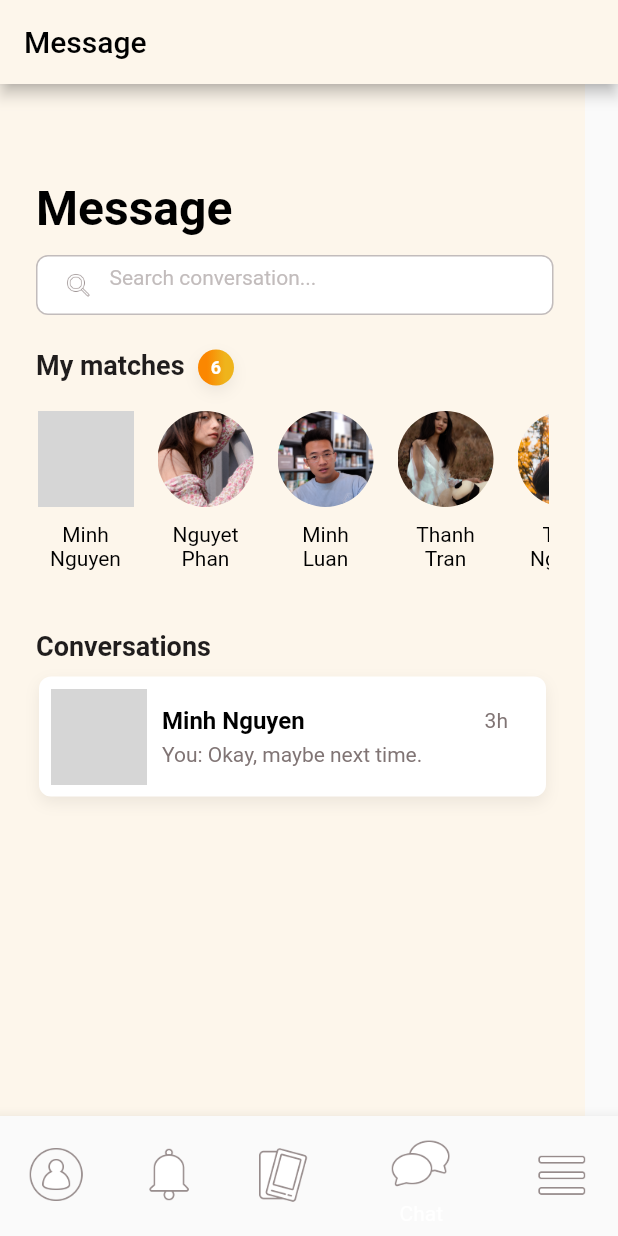
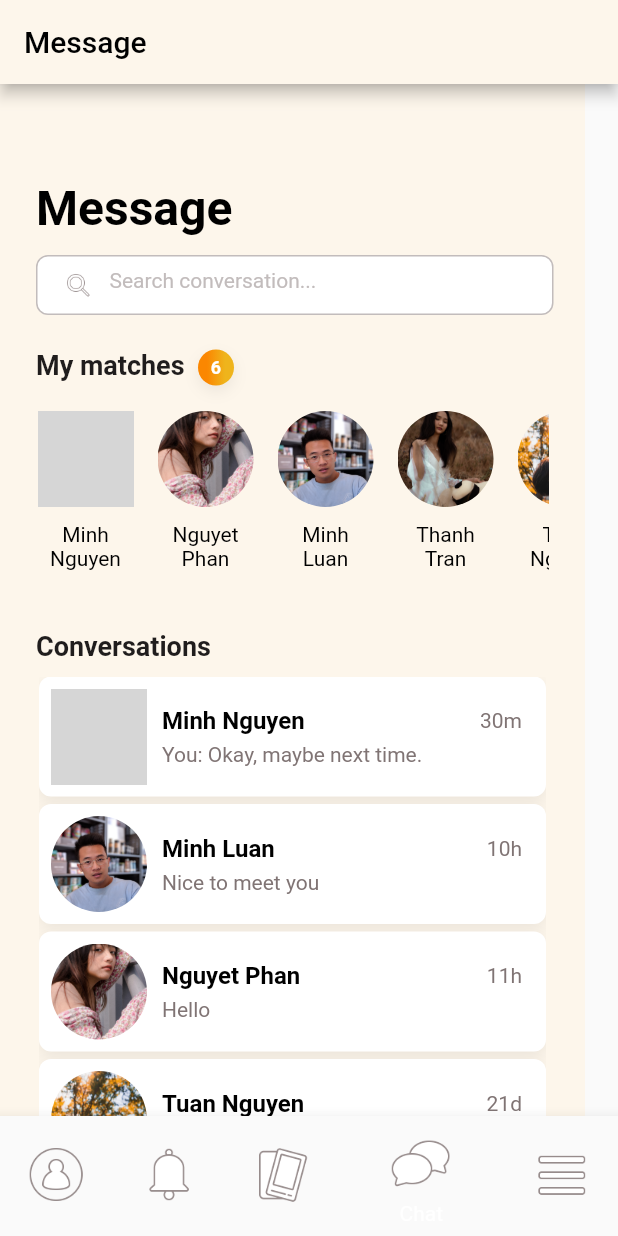
Before and after one commit to PhatDinh/Recontre-App, a Flutter app: the screen it shows after launch, item 4 of the bottom bar chosen, on a phone screen of 412 x 824 dp. Run offline on Flutter 3.47's test engine with Material 2 defaults, Android fonts, the phone set to English and light mode, and no system bars; our stand-ins replace carousel_slider; grey boxes are pictures that could not be loaded.

Commit message:
Update messageList_screen.dart

```diff
--- a/lib/screens/messageList_screen.dart
+++ b/lib/screens/messageList_screen.dart
@@ -1,4 +1,119 @@
 import 'package:flutter/material.dart';
+
+class MatchPeople extends StatelessWidget {
+  final String imagePath;
+  final String name;
+
+  const MatchPeople({Key? key, required this.imagePath, required this.name})
+      : super(key: key);
+
+  @override
+  Widget build(BuildContext context) {
+    return Column(mainAxisSize: MainAxisSize.min, children: <Widget>[
+      CircleAvatar(
+        radius: 32,
+        backgroundImage: AssetImage(imagePath),
+        backgroundColor: Colors.transparent,
+      ),
+      const SizedBox(height: 10),
+      SizedBox(
+        width: 64,
+        child: Text(name,
+            style: const TextStyle(
+                decoration: TextDecoration.none,
+                fontSize: 14,
+                fontFamily: 'Roboto',
+                color: Colors.black,
+                fontWeight: FontWeight.normal),
+            textAlign: TextAlign.center),
+      ),
+    ]);
+  }
+}
+
+class Conversation extends StatelessWidget {
+  final String imagePath;
+  final String name;
+  final String latestMesssage;
+  final String time;
+
+  const Conversation(
+      {Key? key,
+      required this.imagePath,
+      required this.name,
+      required this.latestMesssage,
+      required this.time})
+      : super(key: key);
+
+  @override
+  Widget build(BuildContext context) {
+    // Person 1
+    return Container(
+      decoration: const BoxDecoration(
+        borderRadius: BorderRadius.only(
+          topLeft: Radius.circular(8),
+          topRight: Radius.circular(8),
+          bottomLeft: Radius.circular(8),
+          bottomRight: Radius.circular(8),
+        ),
+        boxShadow: [
+          BoxShadow(
+              color: Color.fromRGBO(48, 41, 41, 0.08),
+              offset: Offset(0, 4),
+              blurRadius: 8)
+        ],
+        color: Color.fromRGBO(255, 255, 255, 1),
+      ),
+      padding: const EdgeInsets.symmetric(horizontal: 8, vertical: 8),
+      child: Row(mainAxisSize: MainAxisSize.min, children: <Widget>[
+        CircleAvatar(
+          radius: 32,
+          backgroundImage: AssetImage(imagePath),
+          backgroundColor: Colors.transparent,
+        ),
+        const SizedBox(height: 20, width: 10),
+        Column(
+          crossAxisAlignment: CrossAxisAlignment.start,
+          mainAxisSize: MainAxisSize.min,
+          children: <Widget>[
+            // Name
+            SizedBox(
+              width: 240,
+              child: Row(
+                  mainAxisAlignment: MainAxisAlignment.spaceBetween,
+                  children: <Widget>[
+                    Text(name,
+                        style: const TextStyle(
+                            decoration: TextDecoration.none,
+                            fontSize: 16,
+                            fontFamily: 'Roboto',
+                            color: Colors.black,
+                            fontWeight: FontWeight.bold)),
+                    Text(time,
+                        style: const TextStyle(
+                            decoration: TextDecoration.none,
+                            fontSize: 14,
+                            fontFamily: 'Roboto',
+                            color: Color.fromRGBO(128, 116, 116, 1),
+                            fontWeight: FontWeight.normal)),
+                  ]),
+            ),
+
+            const SizedBox(height: 5),
+            // Latest message
+            Text(latestMesssage,
+                style: const TextStyle(
+                    decoration: TextDecoration.none,
+                    fontSize: 14,
+                    fontFamily: 'Roboto',
+                    color: Color.fromRGBO(128, 116, 116, 1),
+                    fontWeight: FontWeight.normal)),
+          ],
+        ),
+      ]),
+    );
+  }
+}
 
 class MessagelistWidget extends StatefulWidget {
   @override
@@ -34,8 +149,8 @@ class _MessagelistWidgetState extends State<MessagelistWidget> {
               top: 114,
               left: 24,
               child: Container(
+                height: 40,
                 width: 345,
-                height: 40,
                 decoration: BoxDecoration(
                   borderRadius: const BorderRadius.only(
                     topLeft: Radius.circular(8),
@@ -52,11 +167,12 @@ class _MessagelistWidgetState extends State<MessagelistWidget> {
                 padding:
                     const EdgeInsets.symmetric(horizontal: 16, vertical: 8),
                 child: Row(
-                  mainAxisAlignment: MainAxisAlignment.spaceBetween,
+                  crossAxisAlignment: CrossAxisAlignment.center,
                   children: <Widget>[
                     Image.asset(
                       "assets/icon/Status=Inactive, Type=Search.png",
                       height: 24,
+                      alignment: Alignment.center,
                       filterQuality: FilterQuality.medium,
                     ),
                     //spacing
@@ -78,6 +194,8 @@ class _MessagelistWidgetState extends State<MessagelistWidget> {
                               fontWeight: FontWeight.normal,
                             ),
                             decoration: InputDecoration(
+                                contentPadding: EdgeInsets.symmetric(
+                                    horizontal: 0, vertical: 11),
                                 border: InputBorder.none,
                                 hintText: "Search conversation...",
                                 hintStyle: TextStyle(
@@ -86,7 +204,8 @@ class _MessagelistWidgetState extends State<MessagelistWidget> {
                                   fontSize: 14,
                                   fontWeight: FontWeight.normal,
                                 ))),
-                        )),
+                      ),
+                    ),
                   ],
                 ),
               )),
@@ -169,140 +288,36 @@ class _MessagelistWidgetState extends State<MessagelistWidget> {
                 padding: const EdgeInsets.symmetric(horizontal: 2, vertical: 2),
                 child: ListView(
                   scrollDirection: Axis.horizontal,
-                  children: <Widget>[
+                  children: const <Widget>[
                     // Person 1
-                    Column(mainAxisSize: MainAxisSize.min, children: [
-                      const CircleAvatar(
-                        radius: 32,
-                        backgroundImage: AssetImage("assets/avatar/Male1.jpg"),
-                        backgroundColor: Colors.transparent,
-                      ),
-                      const SizedBox(height: 10),
-                      Container(
-                        width: 64,
-                        child: const Text('Minh Nguyen',
-                            style: TextStyle(
-                                decoration: TextDecoration.none,
-                                fontSize: 14,
-                                fontFamily: 'Roboto',
-                                color: Colors.black,
-                                fontWeight: FontWeight.normal),
-                            textAlign: TextAlign.center),
-                      ),
-                    ]),
-                    const SizedBox(width: 16),
-
+                    MatchPeople(
+                        imagePath: "assets/avatar/Male1.jpg",
+                        name: 'Minh Nguyen'),
+                    SizedBox(width: 16),
                     // Person 2
-                    Column(mainAxisSize: MainAxisSize.min, children: [
-                      const CircleAvatar(
-                        radius: 32,
-                        backgroundImage:
-                            AssetImage("assets/avatar/Female1.jpg"),
-                        backgroundColor: Colors.transparent,
-                      ),
-                      const SizedBox(height: 10),
-                      Container(
-                        width: 64,
-                        child: const Text('Nguyet Phan',
-                            style: TextStyle(
-                                decoration: TextDecoration.none,
-                                fontSize: 14,
-                                fontFamily: 'Roboto',
-                                color: Colors.black,
-                                fontWeight: FontWeight.normal),
-                            textAlign: TextAlign.center),
-                      ),
-                    ]),
-                    const SizedBox(width: 16),
-
+                    MatchPeople(
+                        imagePath: "assets/avatar/Female1.jpg",
+                        name: 'Nguyet Phan'),
+                    SizedBox(width: 16),
                     // Person 3
-                    Column(mainAxisSize: MainAxisSize.min, children: [
-                      const CircleAvatar(
-                        radius: 32,
-                        backgroundImage: AssetImage("assets/avatar/Male2.jpg"),
-                        backgroundColor: Colors.transparent,
-                      ),
-                      const SizedBox(height: 10),
-                      Container(
-                        width: 64,
-                        child: const Text('Minh Luan',
-                            style: TextStyle(
-                                decoration: TextDecoration.none,
-                                fontSize: 14,
-                                fontFamily: 'Roboto',
-                                color: Colors.black,
-                                fontWeight: FontWeight.normal),
-                            textAlign: TextAlign.center),
-                      ),
-                    ]),
-                    const SizedBox(width: 16),
-
+                    MatchPeople(
+                        imagePath: "assets/avatar/Male2.jpg",
+                        name: 'Minh Luan'),
+                    SizedBox(width: 16),
                     // Person 4
-                    Column(mainAxisSize: MainAxisSize.min, children: [
-                      const CircleAvatar(
-                        radius: 32,
-                        backgroundImage:
-                            AssetImage("assets/avatar/Female2.jpg"),
-                        backgroundColor: Colors.transparent,
-                      ),
-                      const SizedBox(height: 10),
-                      Container(
-                        width: 64,
-                        child: const Text('Thanh Tran',
-                            style: TextStyle(
-                                decoration: TextDecoration.none,
-                                fontSize: 14,
-                                fontFamily: 'Roboto',
-                                color: Colors.black,
-                                fontWeight: FontWeight.normal),
-                            textAlign: TextAlign.center),
-                      ),
-                    ]),
-                    const SizedBox(width: 16),
-
+                    MatchPeople(
+                        imagePath: "assets/avatar/Female2.jpg",
+                        name: 'Thanh Tran'),
+                    SizedBox(width: 16),
                     // Person 5
-                    Column(mainAxisSize: MainAxisSize.min, children: [
-                      const CircleAvatar(
-                        radius: 32,
-                        backgroundImage: AssetImage("assets/avatar/Male3.jpg"),
-                        backgroundColor: Colors.transparent,
-                      ),
-                      const SizedBox(height: 10),
-                      Container(
-                        width: 64,
-                        child: const Text('Tuan Nguyen',
-                            style: TextStyle(
-                                decoration: TextDecoration.none,
-                                fontSize: 14,
-                                fontFamily: 'Roboto',
-                                color: Colors.black,
-                                fontWeight: FontWeight.normal),
-                            textAlign: TextAlign.center),
-                      ),
-                    ]),
-                    const SizedBox(width: 16),
-
+                    MatchPeople(
+                        imagePath: "assets/avatar/Male3.jpg",
+                        name: 'Tuan Nguyen'),
+                    SizedBox(width: 16),
                     // Person 6
-                    Column(mainAxisSize: MainAxisSize.min, children: [
-                      const CircleAvatar(
-                        radius: 32,
-                        backgroundImage:
-                            AssetImage("assets/avatar/Female3.jpg"),
-                        backgroundColor: Colors.transparent,
-                      ),
-                      const SizedBox(height: 10),
-                      Container(
-                        width: 64,
-                        child: const Text('Hoai Thuong',
-                            style: TextStyle(
-                                decoration: TextDecoration.none,
-                                fontSize: 14,
-                                fontFamily: 'Roboto',
-                                color: Colors.black,
-                                fontWeight: FontWeight.normal),
-                            textAlign: TextAlign.center),
-                      ),
-                    ]),
+                    MatchPeople(
+                        imagePath: "assets/avatar/Female3.jpg",
+                        name: 'Hoai Thuong'),
                   ],
                 ),
               )),
@@ -331,76 +346,55 @@ class _MessagelistWidgetState extends State<MessagelistWidget> {
             left: 24,
             child: Container(
               width: 342,
-              height: 369,
+              height: 319,
               decoration: const BoxDecoration(
                 color: Colors.transparent,
               ),
               padding: const EdgeInsets.symmetric(horizontal: 2, vertical: 2),
-              child:
-                  ListView(scrollDirection: Axis.vertical, children: <Widget>[
-                // Person 1
-                Container(
-                  decoration: const BoxDecoration(
-                    borderRadius: BorderRadius.only(
-                      topLeft: Radius.circular(8),
-                      topRight: Radius.circular(8),
-                      bottomLeft: Radius.circular(8),
-                      bottomRight: Radius.circular(8),
+              child: ListView(
+                  scrollDirection: Axis.vertical,
+                  children: const <Widget>[
+                    Conversation(
+                      imagePath: "assets/avatar/Male1.jpg",
+                      name: 'Minh Nguyen',
+                      latestMesssage: 'You: Okay, maybe next time.',
+                      time: '30m',
                     ),
-                    boxShadow: [
-                      BoxShadow(
-                          color: Color.fromRGBO(48, 41, 41, 0.08),
-                          offset: Offset(0, 4),
-                          blurRadius: 8)
-                    ],
-                    color: Color.fromRGBO(255, 255, 255, 1),
+                    SizedBox(
+                      height: 5,
                     ),
-                  padding:
-                      const EdgeInsets.symmetric(horizontal: 8, vertical: 8),
-                  child: Row(mainAxisSize: MainAxisSize.min, children: <Widget>[
-                    const CircleAvatar(
-                      radius: 32,
-                      backgroundImage: AssetImage("assets/avatar/Male1.jpg"),
-                      backgroundColor: Colors.transparent,
+                    Conversation(
+                      imagePath: "assets/avatar/Male2.jpg",
+                      name: 'Minh Luan',
+                      latestMesssage: 'Nice to meet you',
+                      time: '10h',
                     ),
-                    const SizedBox(height: 20, width: 10),
-                    Column(
-                      crossAxisAlignment: CrossAxisAlignment.start,
-                      mainAxisSize: MainAxisSize.min,
-                      children: <Widget>[
-                        // Name
-                        Row(
-                            mainAxisAlignment: MainAxisAlignment.spaceBetween,
-                            children: const <Widget>[
-                              Text('Minh Nguyen',
-                                  style: TextStyle(
-                                      decoration: TextDecoration.none,
-                                      fontSize: 16,
-                                      fontFamily: 'Roboto',
-                                      color: Colors.black,
-                                      fontWeight: FontWeight.bold)),
-                              SizedBox(width: 120),
-                              Text('3h',
-                                  style: TextStyle(
-                                      decoration: TextDecoration.none,
-                                      fontSize: 14,
-                                      fontFamily: 'Roboto',
-                                      color: Color.fromRGBO(128, 116, 116, 1),
-                                      fontWeight: FontWeight.normal)),
-                            ]),
-
-                        const SizedBox(height: 5),
-                        // Latest message
-                        const Text('You: Okay, maybe next time.',
-                            style: TextStyle(
-                                decoration: TextDecoration.none,
-                                fontSize: 14,
-                                fontFamily: 'Roboto',
-                                color: Color.fromRGBO(128, 116, 116, 1),
-                                fontWeight: FontWeight.normal)),
-                      ],
+                    SizedBox(
+                      height: 5,
                     ),
-                  ]),
+                    Conversation(
+                      imagePath: "assets/avatar/Female1.jpg",
+                      name: 'Nguyet Phan',
+                      latestMesssage: 'Hello',
+                      time: '11h',
+                    ),
+                    SizedBox(
+                      height: 5,
+                    ),
+                    Conversation(
+                      imagePath: "assets/avatar/Male3.jpg",
+                      name: 'Tuan Nguyen',
+                      latestMesssage: 'You: I had fun today',
+                      time: '21d',
+                    ),
+                    SizedBox(
+                      height: 5,
+                    ),
+                    Conversation(
+                      imagePath: "assets/avatar/Female3.jpg",
+                      name: 'Hoai Thuong',
+                      latestMesssage: 'You: I miss you so much',
+                      time: '100d',
                     ),
                   ]),
             ),
```
Lines whose indentation alone changed are shown as unchanged.
